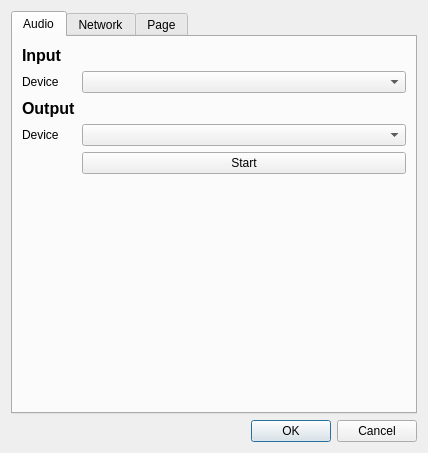
sush/Live-Jamming, file src/client/gui/configuration_dialog.ui: the form before one commit.
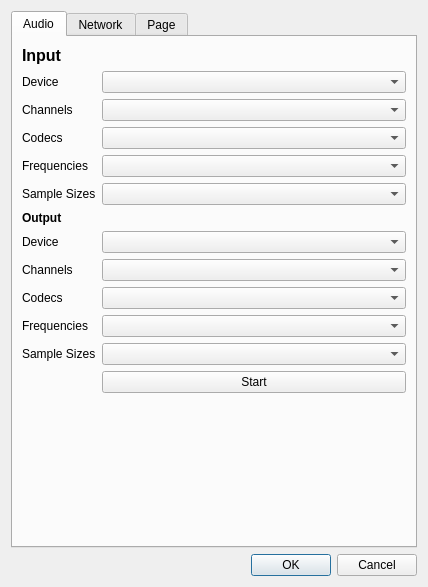
The form after the commit. The open tabs and pages were chosen to show the change.

Patch:
```diff
--- a/src/client/gui/configuration_dialog.ui
+++ b/src/client/gui/configuration_dialog.ui
@@ -7,7 +7,7 @@
     <x>0</x>
     <y>0</y>
     <width>428</width>
-    <height>453</height>
+    <height>587</height>
    </rect>
   </property>
   <property name="windowTitle">
@@ -44,20 +44,56 @@
         </widget>
        </item>
        <item row="2" column="0">
-        <widget class="QLabel" name="outputLabel">
-         <property name="font">
-          <font>
-           <pointsize>12</pointsize>
-           <weight>75</weight>
-           <bold>true</bold>
-          </font>
+        <widget class="QLabel" name="label">
+         <property name="text">
+          <string>Device</string>
          </property>
+        </widget>
+       </item>
+       <item row="2" column="1">
+        <widget class="QComboBox" name="iComboBox"/>
+       </item>
+       <item row="3" column="0">
+        <widget class="QLabel" name="label_7">
          <property name="text">
-          <string>Output</string>
+          <string>Channels</string>
+         </property>
+        </widget>
+       </item>
+       <item row="3" column="1">
+        <widget class="QComboBox" name="iChannelsComboBox"/>
+       </item>
+       <item row="4" column="0">
+        <widget class="QLabel" name="label_8">
+         <property name="text">
+          <string>Codecs</string>
          </property>
         </widget>
        </item>
        <item row="4" column="1">
+        <widget class="QComboBox" name="iCodecsComboBox"/>
+       </item>
+       <item row="5" column="0">
+        <widget class="QLabel" name="label_2">
+         <property name="text">
+          <string>Frequencies</string>
+         </property>
+        </widget>
+       </item>
+       <item row="5" column="1">
+        <widget class="QComboBox" name="iFrequenciesComboBox"/>
+       </item>
+       <item row="6" column="0">
+        <widget class="QLabel" name="label_9">
+         <property name="text">
+          <string>Sample Sizes</string>
+         </property>
+        </widget>
+       </item>
+       <item row="6" column="1">
+        <widget class="QComboBox" name="iSampleSizesComboBox"/>
+       </item>
+       <item row="14" column="1">
         <widget class="QPushButton" name="pushButton">
          <property name="text">
           <string>Start</string>
@@ -76,23 +112,66 @@
          </property>
         </widget>
        </item>
-       <item row="1" column="1">
-        <widget class="QComboBox" name="inputComboBox"/>
+       <item row="8" column="0">
+        <widget class="QLabel" name="label_10">
+         <property name="font">
+          <font>
+           <weight>75</weight>
+           <bold>true</bold>
+          </font>
+         </property>
+         <property name="text">
+          <string>Output</string>
+         </property>
+        </widget>
        </item>
-       <item row="3" column="1">
+       <item row="9" column="1">
         <widget class="QComboBox" name="outputComboBox"/>
        </item>
-       <item row="1" column="0">
-        <widget class="QLabel" name="label">
+       <item row="10" column="1">
+        <widget class="QComboBox" name="comboBox"/>
+       </item>
+       <item row="11" column="1">
+        <widget class="QComboBox" name="comboBox_2"/>
+       </item>
+       <item row="12" column="1">
+        <widget class="QComboBox" name="comboBox_3"/>
+       </item>
+       <item row="13" column="1">
+        <widget class="QComboBox" name="comboBox_4"/>
+       </item>
+       <item row="9" column="0">
+        <widget class="QLabel" name="label_11">
          <property name="text">
           <string>Device</string>
          </property>
         </widget>
        </item>
-       <item row="3" column="0">
-        <widget class="QLabel" name="label_2">
+       <item row="10" column="0">
+        <widget class="QLabel" name="label_12">
          <property name="text">
-          <string>Device</string>
+          <string>Channels</string>
+         </property>
+        </widget>
+       </item>
+       <item row="11" column="0">
+        <widget class="QLabel" name="label_13">
+         <property name="text">
+          <string>Codecs</string>
+         </property>
+        </widget>
+       </item>
+       <item row="12" column="0">
+        <widget class="QLabel" name="label_14">
+         <property name="text">
+          <string>Frequencies</string>
+         </property>
+        </widget>
+       </item>
+       <item row="13" column="0">
+        <widget class="QLabel" name="label_15">
+         <property name="text">
+          <string>Sample Sizes</string>
          </property>
         </widget>
        </item>
```
Left out of the diff: 52 changed lines with no effect on the pictures.
